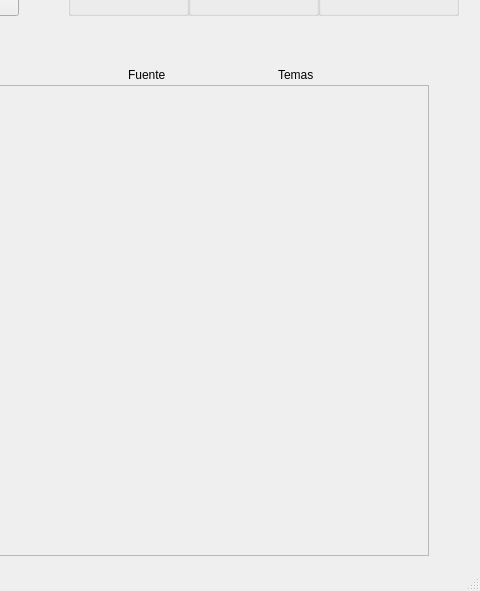
dev1d123/JcNews, file JcNewsProject/mainwindow.ui: the form before one commit; both pictures show x 702 to 1182 and y 144 to 735 of the 1182 by 735 pixel window.
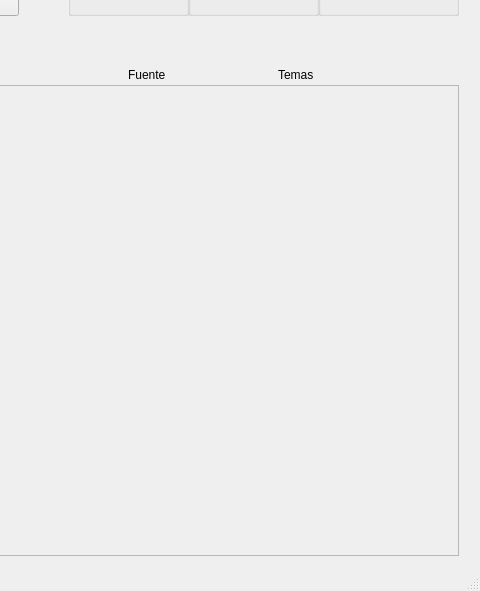
The form after the commit.

The edit to the form file:
```diff
--- a/JcNewsProject/mainwindow.ui
+++ b/JcNewsProject/mainwindow.ui
@@ -435,7 +435,7 @@
      <rect>
       <x>380</x>
       <y>210</y>
-      <width>751</width>
+      <width>781</width>
       <height>471</height>
      </rect>
     </property>
@@ -447,7 +447,7 @@
       <rect>
        <x>0</x>
        <y>0</y>
-       <width>749</width>
+       <width>779</width>
        <height>469</height>
       </rect>
      </property>
@@ -456,7 +456,7 @@
        <rect>
         <x>10</x>
         <y>10</y>
-        <width>731</width>
+        <width>761</width>
         <height>481</height>
        </rect>
       </property>
```
